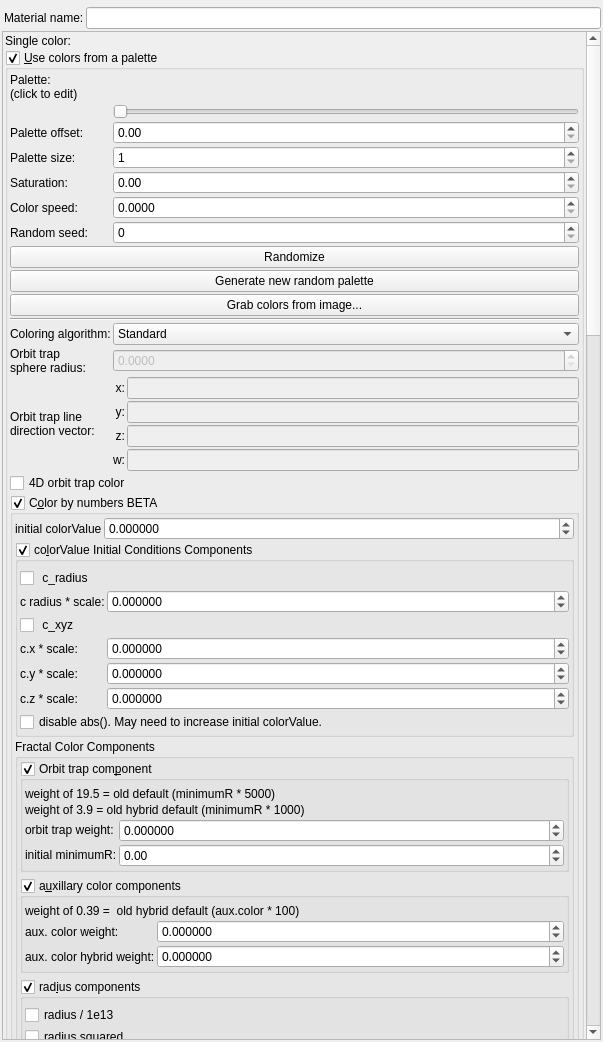
The window that mandelbulber2/qt/material_editor.ui (buddhi1980/mandelbulber2) describes before a commit, drawn with Qt 5.
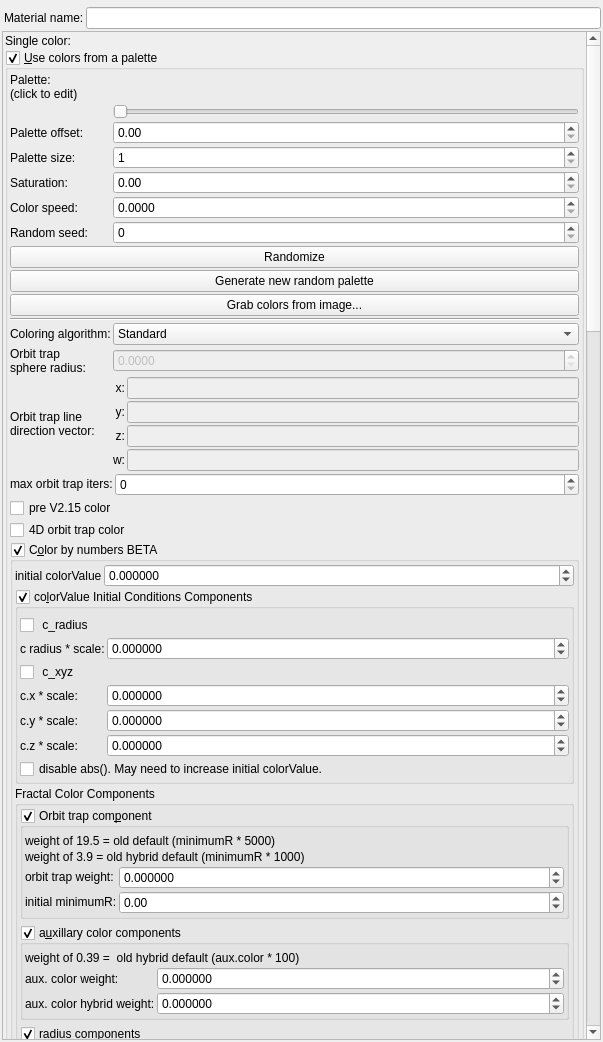
The same window after the commit. Icons and pictures are not drawn. Custom widgets are drawn as their Qt base class.

Commit message: color backwards comapatibility this covers the bailout changes, can use pre-V2.15 checkbox TODO the aux.DE effect TODO openCL

What changed in the file:
```diff
--- a/mandelbulber2/qt/material_editor.ui
+++ b/mandelbulber2/qt/material_editor.ui
@@ -81,9 +81,9 @@
       <property name="geometry">
        <rect>
         <x>0</x>
-        <y>-1200</y>
+        <y>-355</y>
         <width>583</width>
-        <height>3909</height>
+        <height>3964</height>
        </rect>
       </property>
       <layout class="QVBoxLayout" name="verticalLayout_2">
@@ -650,6 +650,49 @@
             </item>
            </layout>
           </item>
+          <item>
+           <layout class="QGridLayout" name="gridLayout_4" columnstretch="0,1">
+            <item row="0" column="1">
+             <widget class="MySpinBox" name="spinboxInt_fractal_coloring_max_color_iter">
+              <property name="sizePolicy">
+               <sizepolicy hsizetype="Minimum" vsizetype="Maximum">
+                <horstretch>0</horstretch>
+                <verstretch>0</verstretch>
+               </sizepolicy>
+              </property>
+              <property name="minimum">
+               <number>0</number>
+              </property>
+              <property name="maximum">
+               <number>999</number>
+              </property>
+              <property name="value">
+               <number>0</number>
+              </property>
+             </widget>
+            </item>
+            <item row="0" column="0">
+             <widget class="QLabel" name="label_63">
+              <property name="font">
+               <font>
+                <weight>75</weight>
+                <bold>true</bold>
+               </font>
+              </property>
+              <property name="text">
+               <string>&lt;html&gt;&lt;head/&gt;&lt;body&gt;&lt;p&gt;&lt;span style=&quot; font-weight:400;&quot;&gt;max orbit trap iters:&lt;/span&gt;&lt;/p&gt;&lt;/body&gt;&lt;/html&gt;</string>
+              </property>
+             </widget>
+            </item>
+           </layout>
+          </item>
+          <item>
+           <widget class="QCheckBox" name="checkBox_fractal_coloring_color_preV215_false">
+            <property name="text">
+             <string notr="true">pre V2.15 color</string>
+            </property>
+           </widget>
+          </item>
           <item>
            <widget class="QCheckBox" name="checkBox_fractal_coloring_color_4D_enabled_false">
             <property name="text">
@@ -1000,7 +1043,7 @@
                      <property name="spacing">
                       <number>2</number>
                      </property>
-                     <item row="2" column="1">
+                     <item row="3" column="1">
                       <widget class="MyDoubleSpinBox" name="spinbox_fractal_coloring_initial_minimumR">
                        <property name="sizePolicy">
                         <sizepolicy hsizetype="Minimum" vsizetype="Maximum">
@@ -1028,7 +1071,7 @@
                        </property>
                       </widget>
                      </item>
-                     <item row="2" column="0">
+                     <item row="3" column="0">
                       <widget class="QLabel" name="label_61">
                        <property name="font">
                         <font>
```
Left out of the diff: 38 changed lines with no effect on the pictures. The commit also changes 5 other files.
